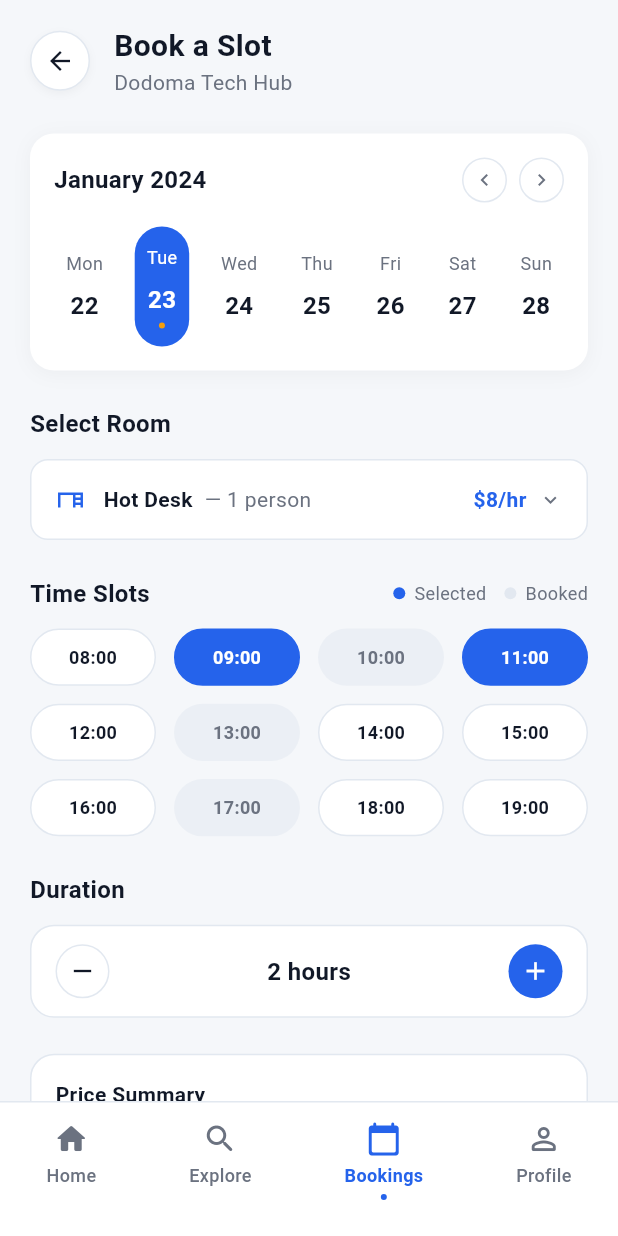
After one commit to alobit21/QPF, a Flutter app: the BookSlotScreen screen opened by its route, on a phone screen of 412 x 824 dp. The commit adds this screen. Run offline on Flutter 3.47's test engine with Material 3 defaults, Android fonts, the phone set to English and light mode, and no system bars; our stand-ins replace flutter_riverpod, go_router; network calls fail; Roboto replaces fonts that are missing (DM Sans).

Commit message:
feat: implement book slot screen and connect to office details

```diff
--- a/spacefinder_frontend/lib/core/routes/app_router.dart
+++ b/spacefinder_frontend/lib/core/routes/app_router.dart
@@ -3,6 +3,7 @@ import '../../features/spaces/presentation/screens/home_discover_screen.dart';
 import '../../features/spaces/presentation/screens/office_details_screen.dart';
 import '../../features/spaces/presentation/screens/search_results_screen.dart';
 import '../../features/bookings/presentation/screens/my_bookings_screen.dart';
+import '../../features/bookings/presentation/screens/book_slot_screen.dart';
 
 final appRouter = GoRouter(
   initialLocation: '/',
@@ -23,5 +24,9 @@ final appRouter = GoRouter(
       path: '/bookings',
       builder: (context, state) => const MyBookingsScreen(),
     ),
+    GoRoute(
+      path: '/book-slot',
+      builder: (context, state) => const BookSlotScreen(),
+    ),
   ],
 );
--- /dev/null
+++ b/spacefinder_frontend/lib/features/bookings/presentation/screens/book_slot_screen.dart
@@ -0,0 +1,363 @@
+import 'package:flutter/material.dart';
+import 'package:go_router/go_router.dart';
+import '../../../../core/constants/app_colors.dart';
+import '../../../../core/widgets/custom_bottom_nav_bar.dart';
+
+class BookSlotScreen extends StatelessWidget {
+  const BookSlotScreen({Key? key}) : super(key: key);
+
+  @override
+  Widget build(BuildContext context) {
+    return Scaffold(
+      backgroundColor: AppColors.background,
+      body: SafeArea(
+        child: Column(
+          children: [
+            _buildHeader(context),
+            Expanded(
+              child: ListView(
+                padding: const EdgeInsets.symmetric(horizontal: 20, vertical: 16),
+                children: [
+                  _buildCalendar(),
+                  const SizedBox(height: 24),
+                  _buildSelectRoom(),
+                  const SizedBox(height: 24),
+                  _buildTimeSlots(),
+                  const SizedBox(height: 24),
+                  _buildDuration(),
+                  const SizedBox(height: 24),
+                  _buildPriceSummary(),
+                  const SizedBox(height: 24),
+                  _buildProceedButton(),
+                ],
+              ),
+            ),
+          ],
+        ),
+      ),
+      bottomNavigationBar: const CustomBottomNavBar(currentIndex: 2), // Keep bookings tab active as per image
+    );
+  }
+
+  Widget _buildHeader(BuildContext context) {
+    return Padding(
+      padding: const EdgeInsets.fromLTRB(20, 16, 20, 8),
+      child: Row(
+        children: [
+          GestureDetector(
+            onTap: () => context.pop(),
+            child: Container(
+              width: 40,
+              height: 40,
+              decoration: BoxDecoration(
+                color: AppColors.card,
+                shape: BoxShape.circle,
+                border: Border.all(color: AppColors.border),
+                boxShadow: [
+                  BoxShadow(color: Colors.black.withOpacity(0.04), blurRadius: 4, offset: const Offset(0, 2)),
+                ],
+              ),
+              child: const Icon(Icons.arrow_back, size: 20, color: AppColors.foreground),
+            ),
+          ),
+          const SizedBox(width: 16),
+          Column(
+            crossAxisAlignment: CrossAxisAlignment.start,
+            children: const [
+              Text('Book a Slot', style: TextStyle(fontSize: 20, fontWeight: FontWeight.bold, color: AppColors.foreground)),
+              Text('Dodoma Tech Hub', style: TextStyle(fontSize: 14, color: AppColors.mutedForeground)),
+            ],
+          ),
+        ],
+      ),
+    );
+  }
+
+  Widget _buildCalendar() {
+    final days = [
+      {'day': 'Mon', 'date': '22', 'isActive': false},
+      {'day': 'Tue', 'date': '23', 'isActive': true},
+      {'day': 'Wed', 'date': '24', 'isActive': false},
+      {'day': 'Thu', 'date': '25', 'isActive': false},
+      {'day': 'Fri', 'date': '26', 'isActive': false},
+      {'day': 'Sat', 'date': '27', 'isActive': false},
+      {'day': 'Sun', 'date': '28', 'isActive': false},
+    ];
+
+    return Container(
+      padding: const EdgeInsets.all(16),
+      decoration: BoxDecoration(
+        color: AppColors.card,
+        borderRadius: BorderRadius.circular(16),
+        boxShadow: [BoxShadow(color: Colors.black.withOpacity(0.04), blurRadius: 10, offset: const Offset(0, 2))],
+      ),
+      child: Column(
+        children: [
+          Row(
+            mainAxisAlignment: MainAxisAlignment.spaceBetween,
+            children: [
+              const Text('January 2024', style: TextStyle(fontSize: 16, fontWeight: FontWeight.bold, color: AppColors.foreground)),
+              Row(
+                children: [
+                  _buildCircleButton(Icons.chevron_left),
+                  const SizedBox(width: 8),
+                  _buildCircleButton(Icons.chevron_right),
+                ],
+              ),
+            ],
+          ),
+          const SizedBox(height: 16),
+          Row(
+            mainAxisAlignment: MainAxisAlignment.spaceBetween,
+            children: days.map((d) {
+              final isActive = d['isActive'] as bool;
+              return Container(
+                padding: const EdgeInsets.symmetric(vertical: 12, horizontal: 8),
+                decoration: BoxDecoration(
+                  color: isActive ? AppColors.primary : Colors.transparent,
+                  borderRadius: BorderRadius.circular(24),
+                ),
+                child: Column(
+                  children: [
+                    Text(d['day'] as String, style: TextStyle(fontSize: 12, color: isActive ? AppColors.primaryForeground : AppColors.mutedForeground)),
+                    const SizedBox(height: 8),
+                    Text(d['date'] as String, style: TextStyle(fontSize: 16, fontWeight: FontWeight.bold, color: isActive ? AppColors.primaryForeground : AppColors.foreground)),
+                    if (isActive) ...[
+                      const SizedBox(height: 4),
+                      Container(width: 4, height: 4, decoration: const BoxDecoration(color: AppColors.warning, shape: BoxShape.circle)),
+                    ],
+                  ],
+                ),
+              );
+            }).toList(),
+          ),
+        ],
+      ),
+    );
+  }
+
+  Widget _buildCircleButton(IconData icon) {
+    return Container(
+      padding: const EdgeInsets.all(6),
+      decoration: BoxDecoration(
+        shape: BoxShape.circle,
+        border: Border.all(color: AppColors.border),
+      ),
+      child: Icon(icon, size: 16, color: AppColors.mutedForeground),
+    );
+  }
+
+  Widget _buildSelectRoom() {
+    return Column(
+      crossAxisAlignment: CrossAxisAlignment.start,
+      children: [
+        const Text('Select Room', style: TextStyle(fontSize: 16, fontWeight: FontWeight.bold, color: AppColors.foreground)),
+        const SizedBox(height: 12),
+        Container(
+          padding: const EdgeInsets.symmetric(horizontal: 16, vertical: 16),
+          decoration: BoxDecoration(
+            color: AppColors.card,
+            borderRadius: BorderRadius.circular(12),
+            border: Border.all(color: AppColors.border),
+          ),
+          child: Row(
+            children: [
+              const Icon(Icons.desk, size: 20, color: AppColors.primary), // Close enough to the room icon
+              const SizedBox(width: 12),
+              const Text('Hot Desk', style: TextStyle(fontSize: 14, fontWeight: FontWeight.bold, color: AppColors.foreground)),
+              const SizedBox(width: 8),
+              const Text('— 1 person', style: TextStyle(fontSize: 14, color: AppColors.mutedForeground)),
+              const Spacer(),
+              const Text('\$8/hr', style: TextStyle(fontSize: 14, fontWeight: FontWeight.bold, color: AppColors.primary)),
+              const SizedBox(width: 8),
+              const Icon(Icons.keyboard_arrow_down, size: 16, color: AppColors.mutedForeground),
+            ],
+          ),
+        ),
+      ],
+    );
+  }
+
+  Widget _buildTimeSlots() {
+    final slots = [
+      {'time': '08:00', 'status': 'available'},
+      {'time': '09:00', 'status': 'selected'},
+      {'time': '10:00', 'status': 'booked'},
+      {'time': '11:00', 'status': 'selected'},
+      {'time': '12:00', 'status': 'available'},
+      {'time': '13:00', 'status': 'booked'},
+      {'time': '14:00', 'status': 'available'},
+      {'time': '15:00', 'status': 'available'},
+      {'time': '16:00', 'status': 'available'},
+      {'time': '17:00', 'status': 'booked'},
+      {'time': '18:00', 'status': 'available'},
+      {'time': '19:00', 'status': 'available'},
+    ];
+
+    return Column(
+      crossAxisAlignment: CrossAxisAlignment.start,
+      children: [
+        Row(
+          mainAxisAlignment: MainAxisAlignment.spaceBetween,
+          children: [
+            const Text('Time Slots', style: TextStyle(fontSize: 16, fontWeight: FontWeight.bold, color: AppColors.foreground)),
+            Row(
+              children: [
+                _buildLegend(AppColors.primary, 'Selected'),
+                const SizedBox(width: 12),
+                _buildLegend(AppColors.border, 'Booked'),
+              ],
+            ),
+          ],
+        ),
+        const SizedBox(height: 12),
+        GridView.builder(
+          shrinkWrap: true,
+          physics: const NeverScrollableScrollPhysics(),
+          gridDelegate: const SliverGridDelegateWithFixedCrossAxisCount(
+            crossAxisCount: 4,
+            crossAxisSpacing: 12,
+            mainAxisSpacing: 12,
+            childAspectRatio: 2.2,
+          ),
+          itemCount: slots.length,
+          itemBuilder: (context, index) {
+            final slot = slots[index];
+            final status = slot['status'];
+            final time = slot['time'];
+
+            Color bgColor = AppColors.card;
+            Color textColor = AppColors.foreground;
+            Color borderColor = AppColors.border;
+
+            if (status == 'selected') {
+              bgColor = AppColors.primary;
+              textColor = AppColors.primaryForeground;
+              borderColor = AppColors.primary;
+            } else if (status == 'booked') {
+              bgColor = AppColors.border.withOpacity(0.5);
+              textColor = AppColors.mutedForeground;
+              borderColor = Colors.transparent;
+            }
+
+            return Container(
+              alignment: Alignment.center,
+              decoration: BoxDecoration(
+                color: bgColor,
+                borderRadius: BorderRadius.circular(20),
+                border: Border.all(color: borderColor),
+              ),
+              child: Text(time!, style: TextStyle(fontSize: 12, fontWeight: FontWeight.w600, color: textColor)),
+            );
+          },
+        ),
+      ],
+    );
+  }
+
+  Widget _buildLegend(Color color, String label) {
+    return Row(
+      children: [
+        Container(width: 8, height: 8, decoration: BoxDecoration(color: color, shape: BoxShape.circle)),
+        const SizedBox(width: 6),
+        Text(label, style: const TextStyle(fontSize: 12, color: AppColors.mutedForeground)),
+      ],
+    );
+  }
+
+  Widget _buildDuration() {
+    return Column(
+      crossAxisAlignment: CrossAxisAlignment.start,
+      children: [
+        const Text('Duration', style: TextStyle(fontSize: 16, fontWeight: FontWeight.bold, color: AppColors.foreground)),
+        const SizedBox(height: 12),
+        Container(
+          padding: const EdgeInsets.symmetric(horizontal: 16, vertical: 12),
+          decoration: BoxDecoration(
+            color: AppColors.card,
+            borderRadius: BorderRadius.circular(16),
+            border: Border.all(color: AppColors.border),
+          ),
+          child: Row(
+            mainAxisAlignment: MainAxisAlignment.spaceBetween,
+            children: [
+              Container(
+                width: 36,
+                height: 36,
+                decoration: BoxDecoration(shape: BoxShape.circle, border: Border.all(color: AppColors.border)),
+                child: const Icon(Icons.remove, size: 20, color: AppColors.foreground),
+              ),
+              const Text('2 hours', style: TextStyle(fontSize: 16, fontWeight: FontWeight.bold, color: AppColors.foreground)),
+              Container(
+                width: 36,
+                height: 36,
+                decoration: const BoxDecoration(shape: BoxShape.circle, color: AppColors.primary),
+                child: const Icon(Icons.add, size: 20, color: AppColors.primaryForeground),
+              ),
+            ],
+          ),
+        ),
+      ],
+    );
+  }
+
+  Widget _buildPriceSummary() {
+    return Container(
+      padding: const EdgeInsets.all(16),
+      decoration: BoxDecoration(
+        color: AppColors.card,
+        borderRadius: BorderRadius.circular(16),
+        border: Border.all(color: AppColors.border),
+      ),
+      child: Column(
+        crossAxisAlignment: CrossAxisAlignment.start,
+        children: [
+          const Text('Price Summary', style: TextStyle(fontSize: 14, fontWeight: FontWeight.bold, color: AppColors.foreground)),
+          const SizedBox(height: 12),
+          Row(
+            mainAxisAlignment: MainAxisAlignment.spaceBetween,
+            children: const [
+              Text('Hot Desk × 2 hrs', style: TextStyle(fontSize: 14, color: AppColors.mutedForeground)),
+              Text('\$16.00', style: TextStyle(fontSize: 14, fontWeight: FontWeight.bold, color: AppColors.foreground)),
+            ],
+          ),
+          const SizedBox(height: 8),
+          Row(
+            mainAxisAlignment: MainAxisAlignment.spaceBetween,
+            children: const [
+              Text('Service Fee', style: TextStyle(fontSize: 14, color: AppColors.mutedForeground)),
+              Text('\$1.50', style: TextStyle(fontSize: 14, fontWeight: FontWeight.bold, color: AppColors.foreground)),
+            ],
+          ),
+          const SizedBox(height: 12),
+          const Divider(height: 1, color: AppColors.border),
+          const SizedBox(height: 12),
+          Row(
+            mainAxisAlignment: MainAxisAlignment.spaceBetween,
+            children: const [
+              Text('Total', style: TextStyle(fontSize: 14, fontWeight: FontWeight.bold, color: AppColors.foreground)),
+              Text('\$17.50', style: TextStyle(fontSize: 16, fontWeight: FontWeight.bold, color: AppColors.primary)),
+            ],
+          ),
+        ],
+      ),
+    );
+  }
+
+  Widget _buildProceedButton() {
+    return Container(
+      width: double.infinity,
+      padding: const EdgeInsets.symmetric(vertical: 16),
+      decoration: BoxDecoration(color: AppColors.accent, borderRadius: BorderRadius.circular(12)),
+      alignment: Alignment.center,
+      child: Row(
+        mainAxisAlignment: MainAxisAlignment.center,
+        children: const [
+          Icon(Icons.credit_card, color: AppColors.accentForeground, size: 18),
+          SizedBox(width: 8),
+          Text('Proceed to Payment', style: TextStyle(fontSize: 16, fontWeight: FontWeight.bold, color: AppColors.accentForeground)),
+        ],
+      ),
+    );
+  }
+}
--- a/spacefinder_frontend/lib/features/spaces/presentation/screens/office_details_screen.dart
+++ b/spacefinder_frontend/lib/features/spaces/presentation/screens/office_details_screen.dart
@@ -28,7 +28,7 @@ class OfficeDetailsScreen extends StatelessWidget {
                 ),
               ),
             ),
-            _buildStickyBookingBar(),
+            _buildStickyBookingBar(context),
           ],
         ),
       ),
@@ -368,7 +368,7 @@ class OfficeDetailsScreen extends StatelessWidget {
     );
   }
 
-  Widget _buildStickyBookingBar() {
+  Widget _buildStickyBookingBar(BuildContext context) {
     return Container(
       padding: const EdgeInsets.symmetric(horizontal: 20, vertical: 16),
       decoration: const BoxDecoration(
@@ -399,7 +399,9 @@ class OfficeDetailsScreen extends StatelessWidget {
             ],
           ),
           const SizedBox(height: 12),
-          Container(
+          GestureDetector(
+            onTap: () => context.push('/book-slot'),
+            child: Container(
               width: double.infinity,
               padding: const EdgeInsets.symmetric(vertical: 14),
               decoration: BoxDecoration(color: AppColors.accent, borderRadius: BorderRadius.circular(8)),
@@ -413,6 +415,7 @@ class OfficeDetailsScreen extends StatelessWidget {
                 ],
               ),
             ),
+          ),
         ],
       ),
     );
```
Lines whose indentation alone changed are shown as unchanged.
